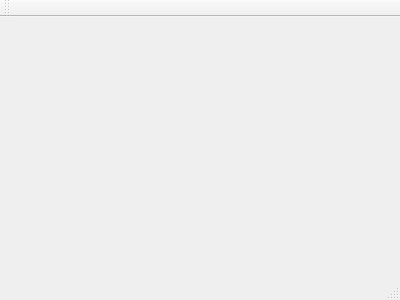
This is dialog-demo/mainwindow.ui in jiangjianqing/qt-demo as Qt 5 draws it before an edit. The edited form follows.
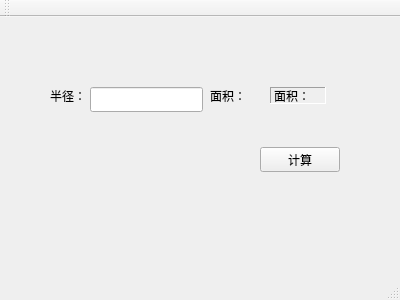
This is the edited form.

What changed in the file:
```diff
--- a/dialog-demo/mainwindow.ui
+++ b/dialog-demo/mainwindow.ui
@@ -12,13 +12,97 @@
   <property name="windowTitle" >
    <string>MainWindow</string>
   </property>
-  <widget class="QMenuBar" name="menuBar" />
-  <widget class="QToolBar" name="mainToolBar" />
-  <widget class="QWidget" name="centralWidget" />
-  <widget class="QStatusBar" name="statusBar" />
+  <widget class="QWidget" name="centralWidget">
+   <widget class="QPushButton" name="countBtn">
+    <property name="geometry">
+     <rect>
+      <x>260</x>
+      <y>130</y>
+      <width>80</width>
+      <height>25</height>
+     </rect>
+    </property>
+    <property name="text">
+     <string>计算</string>
+    </property>
+   </widget>
+   <widget class="QLabel" name="label">
+    <property name="geometry">
+     <rect>
+      <x>50</x>
+      <y>70</y>
+      <width>56</width>
+      <height>17</height>
+     </rect>
+    </property>
+    <property name="text">
+     <string>半径：</string>
+    </property>
+   </widget>
+   <widget class="QLabel" name="label_2">
+    <property name="geometry">
+     <rect>
+      <x>210</x>
+      <y>70</y>
+      <width>56</width>
+      <height>17</height>
+     </rect>
+    </property>
+    <property name="text">
+     <string>面积：</string>
+    </property>
+   </widget>
+   <widget class="QLabel" name="areaLabel">
+    <property name="geometry">
+     <rect>
+      <x>270</x>
+      <y>70</y>
+      <width>56</width>
+      <height>17</height>
+     </rect>
+    </property>
+    <property name="frameShape">
+     <enum>QFrame::Panel</enum>
+    </property>
+    <property name="frameShadow">
+     <enum>QFrame::Sunken</enum>
+    </property>
+    <property name="text">
+     <string>面积：</string>
+    </property>
+   </widget>
+   <widget class="QLineEdit" name="radiusLineEdit">
+    <property name="geometry">
+     <rect>
+      <x>90</x>
+      <y>70</y>
+      <width>113</width>
+      <height>25</height>
+     </rect>
+    </property>
+   </widget>
+  </widget>
+  <widget class="QMenuBar" name="menuBar">
+   <property name="geometry">
+    <rect>
+     <x>0</x>
+     <y>0</y>
+     <width>400</width>
+     <height>22</height>
+    </rect>
+   </property>
+  </widget>
+  <widget class="QToolBar" name="mainToolBar">
+   <attribute name="toolBarArea">
+    <enum>TopToolBarArea</enum>
+   </attribute>
+   <attribute name="toolBarBreak">
+    <bool>false</bool>
+   </attribute>
+  </widget>
+  <widget class="QStatusBar" name="statusBar"/>
  </widget>
- <layoutDefault spacing="6" margin="11" />
- <pixmapfunction></pixmapfunction>
+ <layoutdefault spacing="6" margin="11"/>
  <resources/>
  <connections/>
 </ui>
```
Left out of the diff: 7 changed lines with no effect on the pictures.
